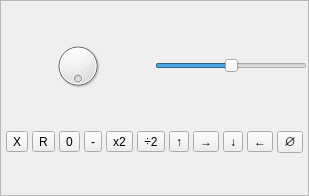
buddhi1980/mandelbulber2, file mandelbulber2/qt/slider_popup.ui: the form before one commit.
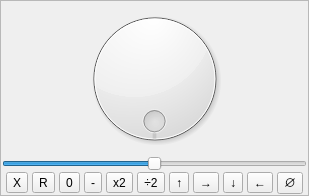
The form after the commit.

Commit message: Improved behavior of slider for spinBoxes

The edit to the form file:
```diff
--- a/mandelbulber2/qt/slider_popup.ui
+++ b/mandelbulber2/qt/slider_popup.ui
@@ -45,8 +45,6 @@
     <number>1</number>
    </property>
    <item>
-    <layout class="QHBoxLayout" name="horizontalLayout">
-     <item>
       <widget class="QDial" name="dial">
        <property name="focusPolicy">
         <enum>Qt::NoFocus</enum>
@@ -83,8 +81,6 @@
         <enum>Qt::Horizontal</enum>
        </property>
       </widget>
-     </item>
-    </layout>
    </item>
    <item>
     <layout class="QHBoxLayout" name="horizontalLayout_2">
```
Lines whose indentation alone changed are shown as unchanged. The commit also changes 3 other files.
